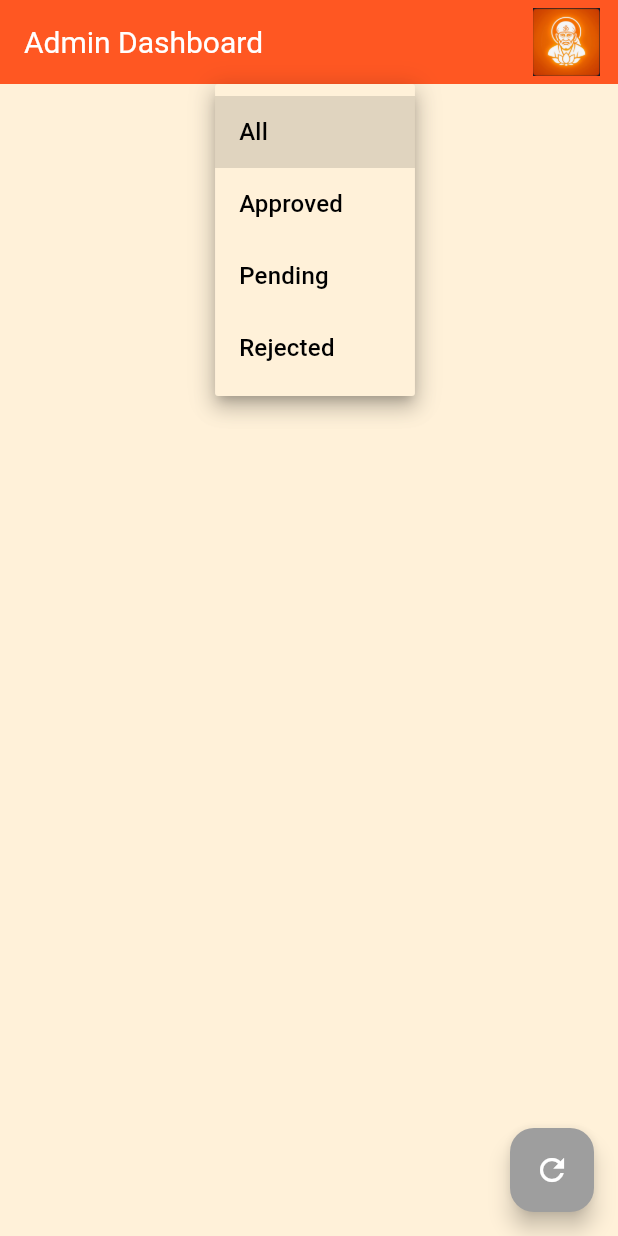
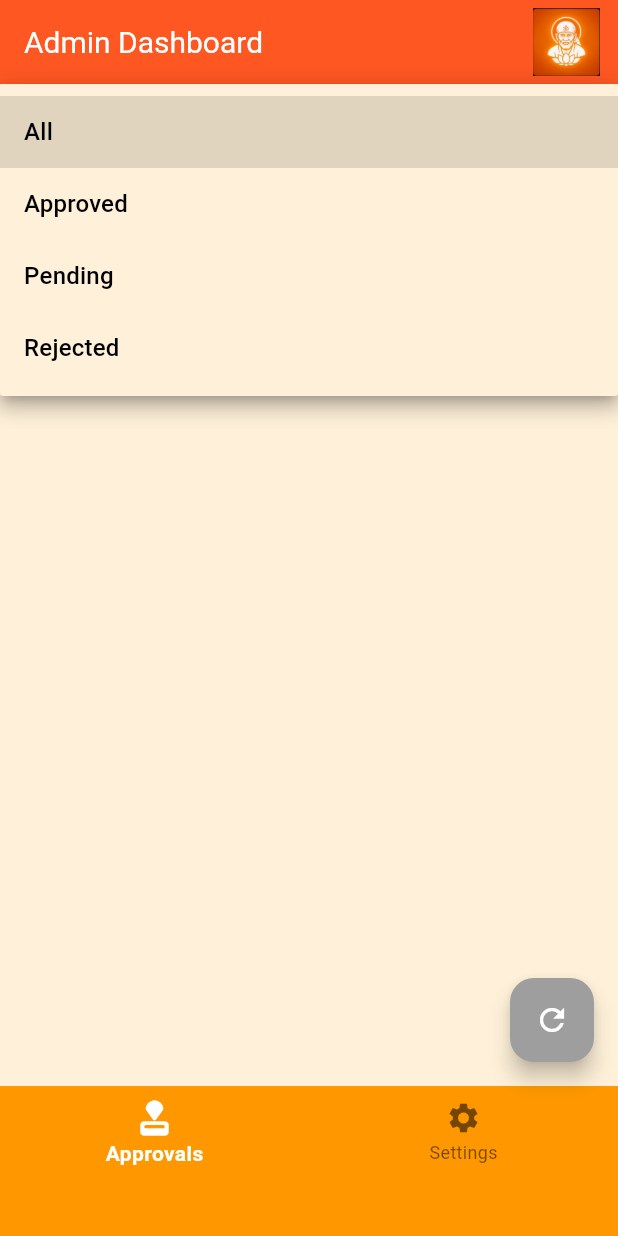
Before and after one commit to reetamit/SSMS_App, a Flutter app: the ApprovalAdminPage screen opened directly, after a tap on "All", on a phone screen of 412 x 824 dp. Run offline on Flutter 3.47's test engine with Material 3 defaults, Android fonts, the phone set to English and light mode, and no system bars; our stand-ins replace firebase_core, firebase_database, flutter_dotenv, flutter_spinkit, table_calendar; missing offline and left inert: dart:ffi, flutter_email_sender, mailer; accounts and stored records are empty.

Commit message:
more changes

```diff
--- a/lib/localization/words.dart
+++ b/lib/localization/words.dart
@@ -1,3 +1,5 @@
+import 'package:flutter/material.dart';
+
 class Words {
   static const vHourPath = 'volunteer_hours';
   static const vhourname = 'name';
@@ -10,4 +12,9 @@ class Words {
   static const vhourtotalhours = 'total_hours';
   static const vhourapproved = 'approved';
   static const vhourapprovedBy = 'approved_by';
+  static const vhourrejectionreason = 'reason_for_rejection';
+
+  static const adminsettingsPath = 'admin_settings';
+  static const adminsettingsVcategories = 'volunteer_categories';
+  static const adminsettingsVhourlimit = 'volunteer_hour_limit';
 }
--- a/lib/screen/admin_approval_dashboard.dart
+++ b/lib/screen/admin_approval_dashboard.dart
@@ -7,43 +7,41 @@ import 'package:temple_app/model/database_service.dart';
 import 'package:temple_app/model/utility.dart';
 import 'package:temple_app/model/vrequest.dart';
 import 'package:temple_app/screen/admin_approval_details.dart';
+import 'package:temple_app/screen/adminsettingspage.dart';
 import 'package:temple_app/screen/event_dialog.dart';
 
 class ApprovalAdminPage extends StatefulWidget {
   const ApprovalAdminPage({super.key});
 
   @override
-  // ignore: library_private_types_in_public_api
   _ApprovalAdminPageState createState() => _ApprovalAdminPageState();
-}
-
-class SectionTitle extends StatelessWidget {
-  final String title;
-  const SectionTitle({super.key, required this.title});
-  @override
-  Widget build(BuildContext context) {
-    return Padding(
-      padding: EdgeInsets.all(12),
-      child: Text(
-        title,
-        style: TextStyle(fontSize: 20, fontWeight: FontWeight.bold),
-      ),
-    );
-  }
 }
 
 class _ApprovalAdminPageState extends State<ApprovalAdminPage> {
   List<VHourRequest> requests = [];
   List<VHourRequest> filteredRequests = [];
   String selectedFilter = 'All';
+  int _selectedIndex = 0;
+
   @override
   void initState() {
     super.initState();
-    _fetchRequests(); // <-- fetch data as soon as the page loads
+    _fetchRequests();
   }
 
+  void navigateTo(int index) {
+    setState(() {
+      _selectedIndex = index;
+    });
+  }
+
+  final List<Widget> _pages = [
+    // approvals page content
+    const SizedBox(), // placeholder, we’ll build below
+    const SettingsScreen(),
+  ];
+
   Future<void> _fetchRequests() async {
-    // Retrieve requests from the database to get the list of requests
     DataSnapshot? snapshot = await DatabaseService().read(
       path: Words.vHourPath,
     );
@@ -88,9 +86,7 @@ class _ApprovalAdminPageState extends State<ApprovalAdminPage> {
       requests = [];
     }
     _applyFilter();
-    filteredRequests = List.from(requests);
-
-    setState(() {}); // Refresh UI with fetched data
+    setState(() {});
   }
 
   void _applyFilter() {
@@ -106,25 +102,13 @@ class _ApprovalAdminPageState extends State<ApprovalAdminPage> {
 
   @override
   Widget build(BuildContext context) {
-    return Scaffold(
-      appBar: AppBar(
-        title: Text('Admin Dashboard'),
-        backgroundColor: Colors.deepOrange,
-        actions: [
-          Padding(
-            padding: const EdgeInsets.only(right: 12.0),
-            child: Image.asset('assets/icon/icon.png', height: 45, width: 45),
-          ),
-        ],
-      ),
-
-      body: Column(
+    // approvals page UI
+    final approvalsPage = Column(
       children: [
-          // 🔽 Dropdown filter at the top
         Padding(
           padding: const EdgeInsets.all(8.0),
-            child: DropdownButton<String>(
-              value: selectedFilter,
+          child: DropdownButtonFormField<String>(
+            initialValue: selectedFilter, // ✅ use initialValue
             items: ['All', 'Approved', 'Pending', 'Rejected']
                 .map(
                   (filter) =>
@@ -133,20 +117,17 @@ class _ApprovalAdminPageState extends State<ApprovalAdminPage> {
                 .toList(),
             onChanged: (value) {
               if (value != null) {
+                setState(() {
                   selectedFilter = value;
                   _applyFilter();
+                });
               }
             },
           ),
         ),
-
-          // 📋 List of requests
         Expanded(
           child: ListView.separated(
-              padding: const EdgeInsets.symmetric(
-                vertical: 8.0,
-                horizontal: 5.0,
-              ),
+            padding: const EdgeInsets.symmetric(vertical: 8.0, horizontal: 5.0),
             itemCount: filteredRequests.length,
             separatorBuilder: (_, __) => const SizedBox(height: 10),
             itemBuilder: (context, index) {
@@ -172,7 +153,7 @@ class _ApprovalAdminPageState extends State<ApprovalAdminPage> {
                   child: Row(
                     children: [
                       Icon(
-                          Icons.message_outlined,
+                        Icons.volunteer_activism,
                         color: Colors.grey[700],
                         size: 24,
                       ),
@@ -195,7 +176,6 @@ class _ApprovalAdminPageState extends State<ApprovalAdminPage> {
                               overflow: TextOverflow.ellipsis,
                             ),
                             const SizedBox(height: 6),
-                              // ✅ Move Approved by / Rejected by here
                             if (req.approved == 'Approved')
                               Text(
                                 'Approved by: ${req.approvedBy}',
@@ -246,12 +226,49 @@ class _ApprovalAdminPageState extends State<ApprovalAdminPage> {
           ),
         ),
       ],
+    );
+
+    return Scaffold(
+      appBar: AppBar(
+        title: const Text('Admin Dashboard'),
+        backgroundColor: Colors.deepOrange,
+        actions: [
+          Padding(
+            padding: const EdgeInsets.only(right: 12.0),
+            child: Image.asset('assets/icon/icon.png', height: 45, width: 45),
           ),
-
+        ],
+      ),
+      body: _selectedIndex == 0 ? approvalsPage : const SettingsScreen(),
       floatingActionButton: FloatingActionButton(
         onPressed: _fetchRequests,
         child: const Icon(Icons.refresh),
       ),
+      bottomNavigationBar: Stack(
+        children: <Widget>[
+          Container(
+            height: 100,
+            decoration: const BoxDecoration(color: Colors.orange),
+          ),
+          BottomNavigationBar(
+            backgroundColor: Colors.transparent,
+            elevation: 0,
+            currentIndex: _selectedIndex,
+            type: BottomNavigationBarType.fixed,
+            onTap: navigateTo,
+            items: const [
+              BottomNavigationBarItem(
+                icon: Icon(Icons.approval_rounded),
+                label: 'Approvals',
+              ),
+              BottomNavigationBarItem(
+                icon: Icon(Icons.settings),
+                label: 'Settings',
+              ),
+            ],
+          ),
+        ],
+      ),
     );
   }
 }
```
Also changed, not shown: lib/model/database_service.dart (+37 -0 lines), lib/screen/admin_approval_details.dart (+57 -5 lines), lib/screen/adminsettingspage.dart (added, +193 -0 lines), lib/screen/volunteer_page.dart (+108 -18 lines). Lines whose indentation alone changed are shown as unchanged.
